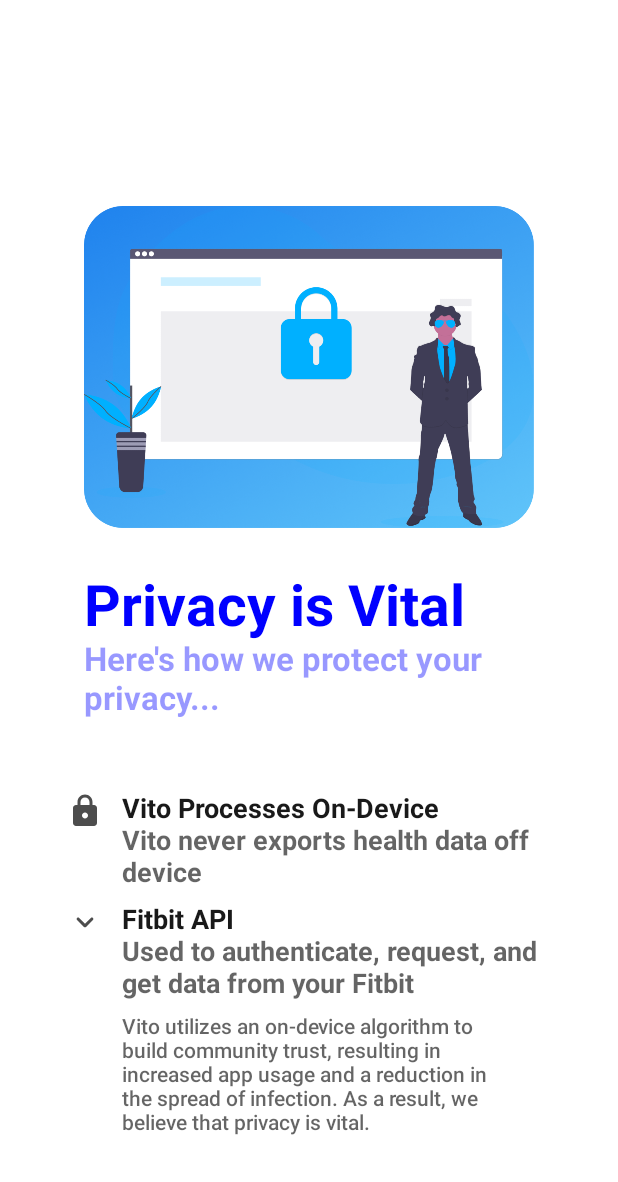
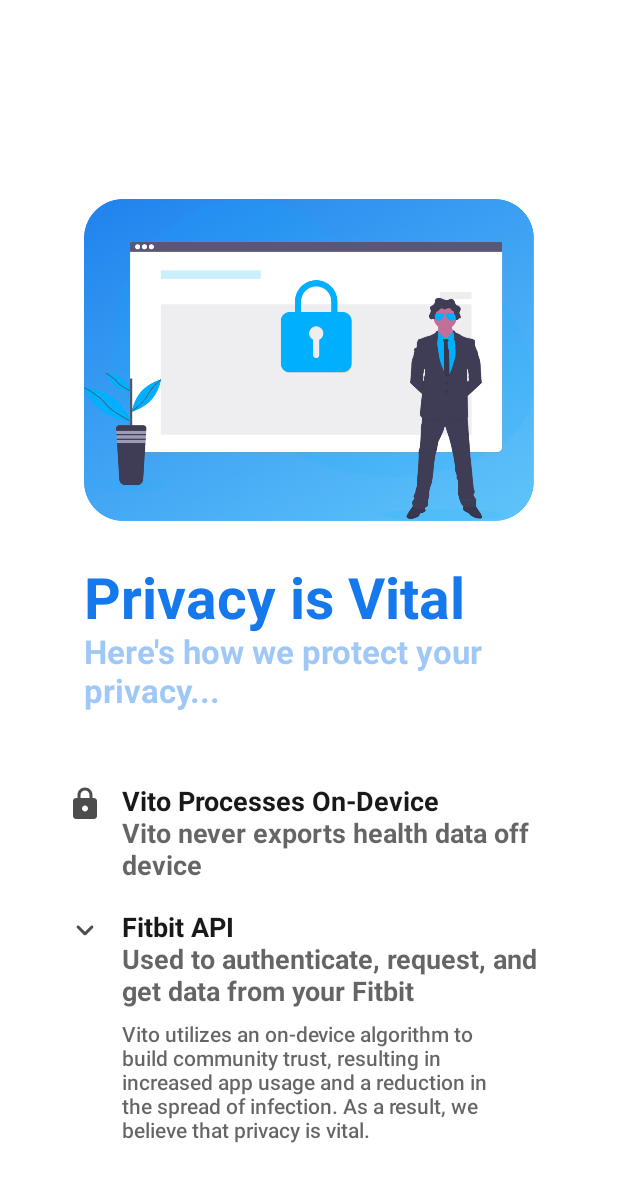
Before and after one commit to Vito-Research/Vito-Android, an Android app built with Jetpack Compose: the PrivacyView screen opened through its navigation route, on a phone screen of 412 x 824 dp. Shown: the top 1182 px of the screen. Run offline under Robolectric (Android 15) with nearby library versions, the phone set to English and light mode, and no system bars; libraries missing offline, so code that uses them is left out: io.github.boguszpawlowski.composecalendar.

Commit message:
slight UI updates

```diff
--- a/app/src/main/java/com/example/vito/HomeView.kt
+++ b/app/src/main/java/com/example/vito/HomeView.kt
@@ -24,6 +24,7 @@ import androidx.compose.ui.draw.alpha
 import androidx.compose.ui.graphics.Color
 import androidx.compose.ui.graphics.painter.Painter
 import androidx.compose.ui.graphics.vector.ImageVector
+import androidx.compose.ui.res.colorResource
 import androidx.compose.ui.res.painterResource
 import androidx.compose.ui.semantics.Role.Companion.Image
 import androidx.compose.ui.text.style.TextAlign
@@ -93,7 +94,7 @@ fun AlertCard(alertTitle: String) {
 
     )
         Card(
-            backgroundColor = Color.Red,
+            backgroundColor = colorResource(R.color.red),
             shape = RoundedCornerShape(15),
             modifier = Modifier
 
@@ -213,7 +214,7 @@ fun Header(navController: NavController) {
             navController.navigate("Data")
 
         }) {
-            Icon(Icons.Rounded.DateRange, "", tint=Color.Blue, modifier = Modifier
+            Icon(Icons.Rounded.DateRange, "", tint= colorResource(R.color.blue), modifier = Modifier
                 .alpha(0.8F))
         }
 
@@ -229,7 +230,7 @@ fun Header(navController: NavController) {
 
         }
         ) {
-            Icon(Icons.Rounded.Info, "", tint = Color.Blue,  modifier = Modifier
+            Icon(Icons.Rounded.Info, "", tint = colorResource(R.color.blue),  modifier = Modifier
                 .alpha(0.8F))
 
         }
--- a/app/src/main/java/com/example/vito/PrivacyView.kt
+++ b/app/src/main/java/com/example/vito/PrivacyView.kt
@@ -13,6 +13,7 @@ import androidx.compose.ui.draw.alpha
 import androidx.compose.ui.graphics.Color
 import androidx.compose.ui.graphics.painter.Painter
 import androidx.compose.ui.graphics.vector.ImageVector
+import androidx.compose.ui.res.colorResource
 import androidx.compose.ui.res.painterResource
 import androidx.compose.ui.text.font.FontWeight
 import androidx.compose.ui.text.style.TextAlign
@@ -37,7 +38,7 @@ fun PrivacyView(navController: NavController) {
         )
         Text(text = "Privacy is Vital",
             fontSize = 38.sp,
-            color = Color.Blue,
+            color = colorResource(R.color.blue),
             fontWeight = FontWeight.Bold,
             textAlign = TextAlign.Left,
             modifier = Modifier
@@ -46,17 +47,18 @@ fun PrivacyView(navController: NavController) {
         )
         Text(text = "Here's how we protect your privacy...",
             fontSize = 22.sp,
-            color = Color.Blue,
+            color = colorResource(R.color.blue),
             fontWeight = FontWeight.Bold,
             textAlign = TextAlign.Left,
             modifier = Modifier
                 .alpha(.4F)
                 .width(300.dp)
                 .padding()
+
         )
         Spacer(modifier = Modifier.height(50.dp))
         TLDRView(icon = Icons.Rounded.Lock,"Vito Processes On-Device", "Vito never exports health data off device")
-        Spacer(modifier = Modifier.height(10.dp))
+        Spacer(modifier = Modifier.height(20.dp))
         TLDRView(icon = Icons.Rounded.KeyboardArrowDown, "Fitbit API", "Used to authenticate, request, and get data from your Fitbit")
         Spacer(modifier = Modifier.height(10.dp))
         Text(text = "Vito utilizes an on-device algorithm to build community trust, resulting in increased app usage and a reduction in the spread of infection. As a result, we believe that privacy is vital.",
--- a/app/src/main/res/values/colors.xml
+++ b/app/src/main/res/values/colors.xml
@@ -1,8 +1,7 @@
 <?xml version="1.0" encoding="utf-8"?>
 <resources>
     <color name="blue">#1578EC</color>
-    <color name="purple_500">#FF6200EE</color>
-    <color name="purple_700">#FF3700B3</color>
+    <color name="red">#E74B3B</color>
     <color name="teal_200">#FF03DAC5</color>
     <color name="teal_700">#FF018786</color>
     <color name="black">#FF000000</color>
```
